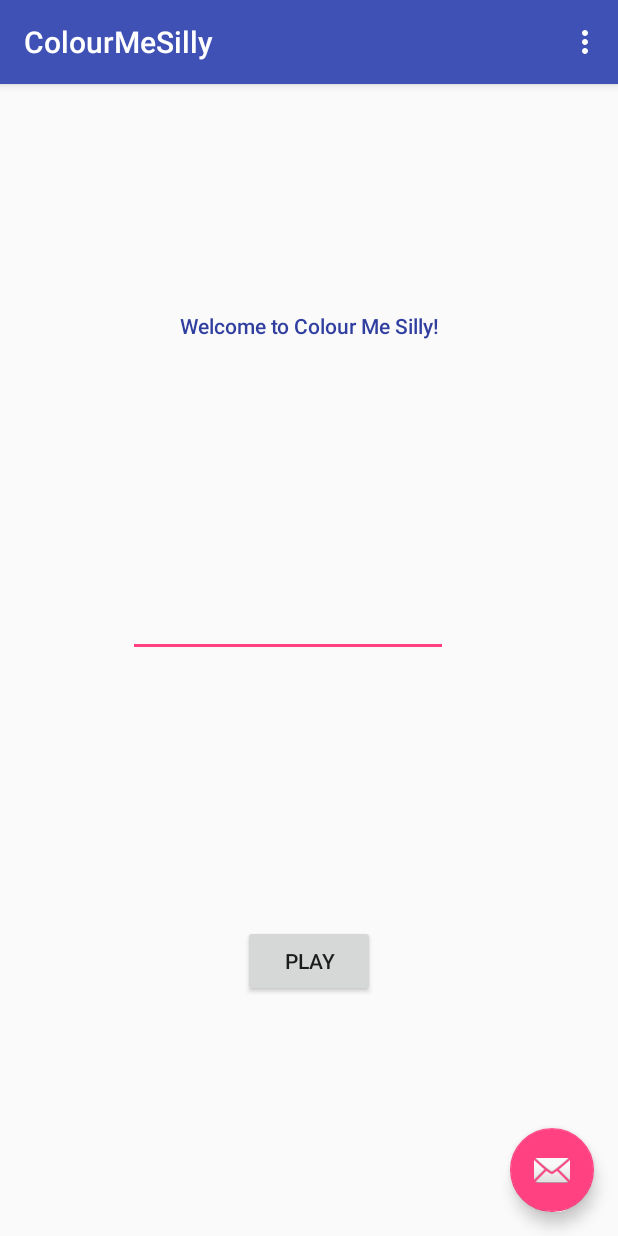
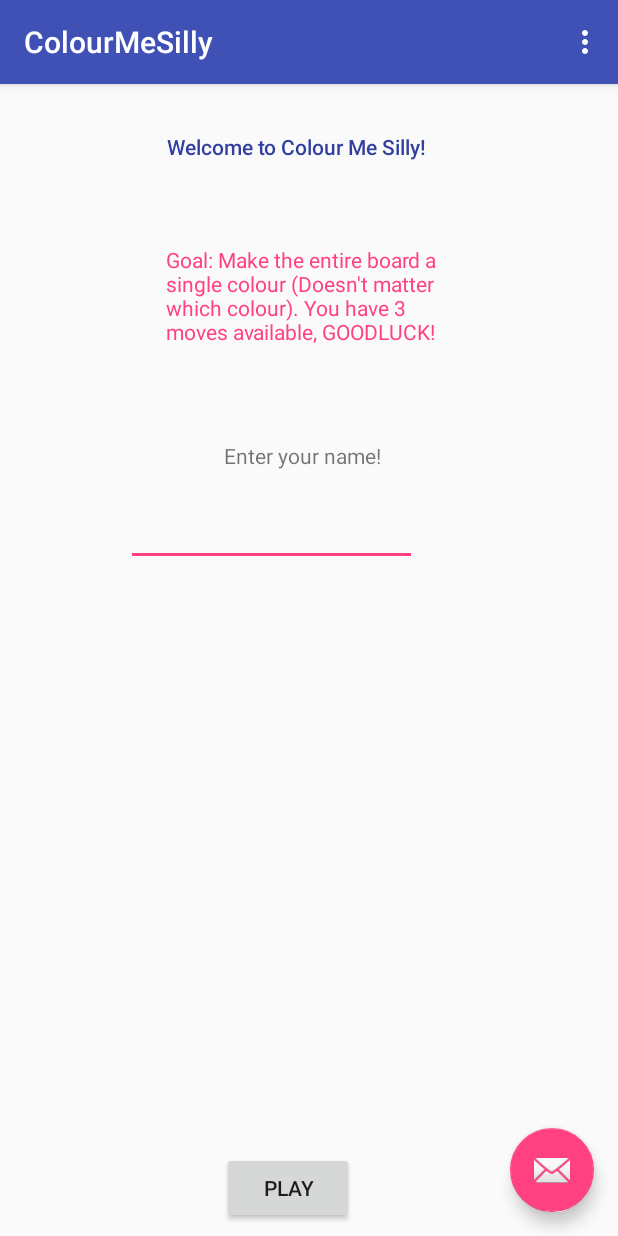
Before and after one commit to GodGreg/Color-me-Silly, an Android app: the screen it shows after launch (MainActivity), on a phone screen of 412 x 824 dp. Run offline under Robolectric (Android 15) with nearby library versions, the phone set to English and light mode, and no system bars; 1 statement that could not run was skipped.

Commit message:
Beta 1.0

```diff
--- a/app/build.gradle
+++ b/app/build.gradle
@@ -6,8 +6,8 @@ android {
         applicationId "com.gregmaxin.colourmesilly"
         minSdkVersion 18
         targetSdkVersion 26
-        versionCode 1
-        versionName "1.0"
+        versionCode 2
+        versionName "1.1"
         testInstrumentationRunner "android.support.test.runner.AndroidJUnitRunner"
         externalNativeBuild {
             cmake {
--- a/app/src/main/AndroidManifest.xml
+++ b/app/src/main/AndroidManifest.xml
@@ -9,6 +9,7 @@
         android:roundIcon="@mipmap/ic_launcher_round"
         android:supportsRtl="true"
         android:theme="@style/AppTheme">
+        android:debuggable="false"
         <activity
             android:name=".MainActivity"
             android:label="@string/app_name"
--- a/app/src/main/res/layout/content_main.xml
+++ b/app/src/main/res/layout/content_main.xml
@@ -10,50 +10,75 @@
 
     <TextView
         android:id="@+id/sample_text"
-        android:layout_width="wrap_content"
-        android:layout_height="wrap_content"
-        android:layout_marginBottom="8dp"
-        android:layout_marginTop="16dp"
+        android:layout_width="190dp"
+        android:layout_height="27dp"
+        android:layout_marginTop="32dp"
         android:text="Welcome to Colour Me Silly!"
         android:textAppearance="@style/TextAppearance.AppCompat.Body2"
         android:textColor="?android:attr/colorPrimaryDark"
-        app:layout_constraintBottom_toTopOf="@+id/Name"
-        app:layout_constraintHorizontal_bias="0.502"
         app:layout_constraintLeft_toLeftOf="parent"
         app:layout_constraintRight_toRightOf="parent"
-        app:layout_constraintTop_toTopOf="parent"
-        app:layout_constraintVertical_bias="0.753" />
+        app:layout_constraintTop_toTopOf="parent" />
+
+    <EditText
+        android:id="@+id/Name"
+        android:layout_width="194dp"
+        android:layout_height="38dp"
+        android:layout_marginStart="84dp"
+        android:layout_marginTop="224dp"
+        android:ems="10"
+        android:inputType="textPersonName"
+
+        android:textAlignment="center"
+        app:layout_constraintStart_toStartOf="parent"
+        app:layout_constraintTop_toBottomOf="@+id/sample_text"
+        tools:text="Enter your name" />
+
+    <TextView
+        android:id="@+id/textView"
+        android:layout_width="191dp"
+        android:layout_height="82dp"
+        android:layout_marginEnd="8dp"
+        android:layout_marginStart="8dp"
+        android:layout_marginTop="48dp"
+        android:text="Goal: Make the entire board a single colour (Doesn't matter which colour). You have 3 moves available, GOODLUCK!"
+        android:textColor="?android:attr/colorControlActivated"
+        app:layout_constraintEnd_toEndOf="parent"
+        app:layout_constraintHorizontal_bias="0.502"
+        app:layout_constraintStart_toStartOf="parent"
+        app:layout_constraintTop_toBottomOf="@+id/sample_text" />
 
     <Button
         android:id="@+id/Play"
         android:layout_width="wrap_content"
         android:layout_height="wrap_content"
-        android:layout_marginBottom="24dp"
+        android:layout_marginBottom="8dp"
         android:layout_marginEnd="148dp"
         android:layout_marginStart="148dp"
-        android:layout_marginTop="27dp"
+        android:layout_marginTop="328dp"
         android:elevation="24dp"
         android:onClick="OnClick"
         android:text="PLAY"
         app:layout_constraintBottom_toBottomOf="parent"
         app:layout_constraintEnd_toEndOf="parent"
+        app:layout_constraintHorizontal_bias="0.0"
         app:layout_constraintStart_toStartOf="parent"
-        app:layout_constraintTop_toBottomOf="@+id/Name" />
+        app:layout_constraintTop_toBottomOf="@+id/Name"
+        app:layout_constraintVertical_bias="1.0" />
 
-    <EditText
-        android:id="@+id/Name"
-        android:layout_width="0dp"
-        android:layout_height="42dp"
-        android:layout_marginBottom="16dp"
-        android:layout_marginStart="85dp"
-        android:layout_marginTop="25dp"
-        android:ems="10"
-        android:inputType="textPersonName"
-
-        android:textAlignment="center"
-        app:layout_constraintBottom_toTopOf="@+id/Play"
+    <TextView
+        android:id="@+id/textView3"
+        android:layout_width="114dp"
+        android:layout_height="35dp"
+        android:layout_marginBottom="8dp"
+        android:layout_marginEnd="8dp"
+        android:layout_marginStart="8dp"
+        android:layout_marginTop="8dp"
+        android:text="Enter your name!"
+        app:layout_constraintBottom_toTopOf="@+id/Name"
+        app:layout_constraintEnd_toEndOf="parent"
         app:layout_constraintStart_toStartOf="parent"
-        app:layout_constraintTop_toBottomOf="@+id/sample_text"
-        tools:text="Enter your name" />
+        app:layout_constraintTop_toBottomOf="@+id/textView"
+        app:layout_constraintVertical_bias="0.953" />
 
 </android.support.constraint.ConstraintLayout>
```
Also changed, not shown: app/src/main/java/com/gregmaxin/colourmesilly/MainActivity.java (+68 -7 lines), app/src/main/res/layout/game.xml (+57 -41 lines), app/src/main/res/layout/winner.xml (added, +39 -0 lines), app/src/main/res/mipmap-xhdpi/p1.png (added), app/src/main/res/mipmap-xhdpi/p2.png (added), app/src/main/res/mipmap-xhdpi/p3.png (added), app/src/main/res/mipmap-xhdpi/p4.png (added), app/src/main/res/mipmap-xhdpi/p5.png (added), app/src/main/res/mipmap-xhdpi/p6.png (added), app/src/main/res/mipmap-xhdpi/peice1.png (added), 7 other files.
